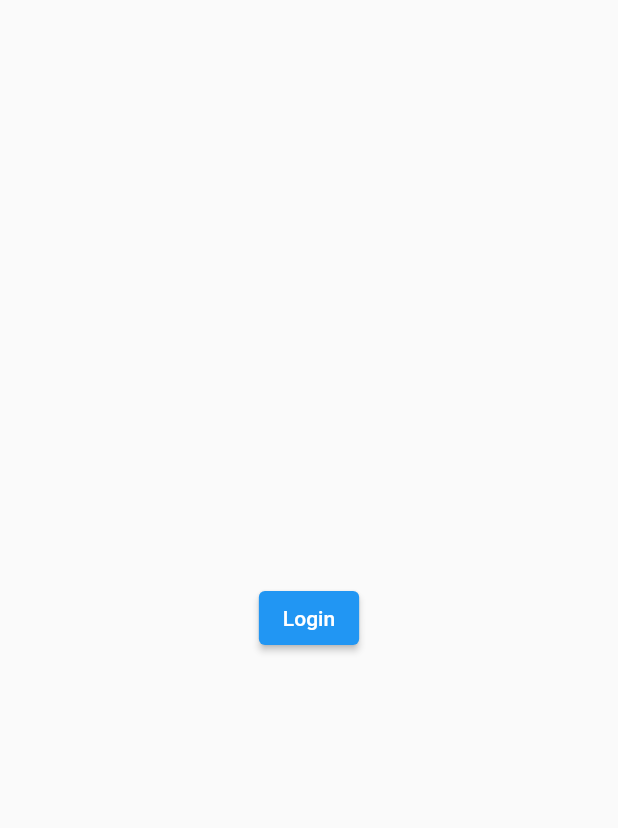
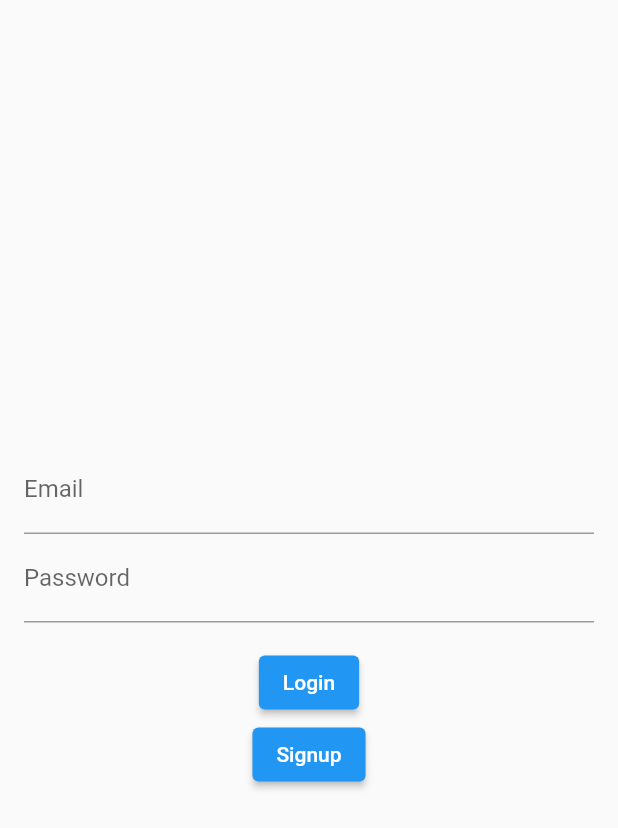
Before and after one commit to Y0L042/f1_dashboard, a Flutter app: the LoginPage screen opened directly, on a phone screen of 412 x 824 dp. Shown: the top 828 px of the screen. Run offline on Flutter 3.47's test engine with Material 2 defaults, Android fonts, the phone set to English and light mode, and no system bars; our stand-ins replace firebase_auth, firebase_core; accounts and stored records are empty.

```diff
--- a/lib/pages/login_page.dart
+++ b/lib/pages/login_page.dart
@@ -1,19 +1,79 @@
 import 'package:flutter/material.dart';
-import 'package:f1_dashboard/pages/dashboard.dart';
+import 'package:firebase_auth/firebase_auth.dart';
 
-class LoginPage extends StatelessWidget {
+class LoginPage extends StatefulWidget {
+  @override
+  _LoginPageState createState() => _LoginPageState();
+}
+
+class _LoginPageState extends State<LoginPage> {
+  final _auth = FirebaseAuth.instance;
+  final _emailController = TextEditingController();
+  final _passwordController = TextEditingController();
+
+  void _login() async {
+    try {
+      final user = await _auth.signInWithEmailAndPassword(
+        email: _emailController.text,
+        password: _passwordController.text,
+      );
+
+      if (user != null) {
+        // Navigate to the dashboard
+        Navigator.pushNamed(context, '/dashboard');
+      }
+    } catch (e) {
+      print(e);
+    }
+  }
+
+  void _signup() async {
+    try {
+      final user = await _auth.createUserWithEmailAndPassword(
+        email: _emailController.text,
+        password: _passwordController.text,
+      );
+
+      if (user != null) {
+        // Navigate to the dashboard
+        Navigator.pushNamed(context, '/dashboard');
+      }
+    } catch (e) {
+      print(e);
+    }
+  }
+
   @override
   Widget build(BuildContext context) {
     return Scaffold(
-      body: Center(
-        child: ElevatedButton(
-          child: Text('Login'),
-          onPressed: () {
-            Navigator.push(
-              context,
-              MaterialPageRoute(builder: (context) => Dashboard()),
-            );
-          },
+      body: Padding(
+        padding: const EdgeInsets.all(16.0),
+        child: Column(
+          mainAxisAlignment: MainAxisAlignment.center,
+          children: <Widget>[
+            TextField(
+              controller: _emailController,
+              decoration: InputDecoration(
+                labelText: 'Email',
+              ),
+            ),
+            TextField(
+              controller: _passwordController,
+              decoration: InputDecoration(
+                labelText: 'Password',
+              ),
+              obscureText: true,
+            ),
+            SizedBox(height: 16.0),
+            ElevatedButton(
+              child: Text('Login'),
+              onPressed: _login,
+            ),
+            ElevatedButton(
+              child: Text('Signup'),
+              onPressed: _signup,
+            ),
+          ],
         ),
       ),
     );
--- a/pubspec.yaml
+++ b/pubspec.yaml
@@ -30,6 +30,8 @@ environment:
 dependencies:
   flutter:
     sdk: flutter
+  cloud_firestore: ^4.8.0
+  firebase_auth: ^4.6.2
 
   http: ^0.13.4
 
```
Also changed, not shown: lib/main.dart (+20 -0 lines), lib/pages/loading.dart (added, +12 -0 lines), lib/pages/something_went_wrong.dart (added, +12 -0 lines), 2 other files.
